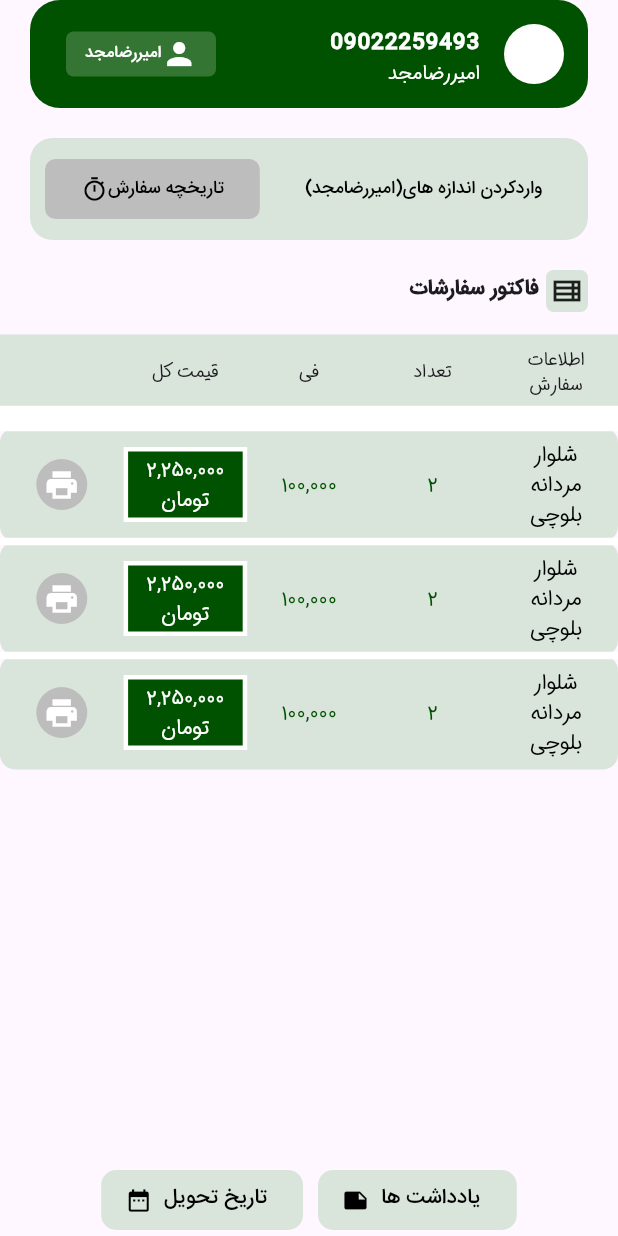
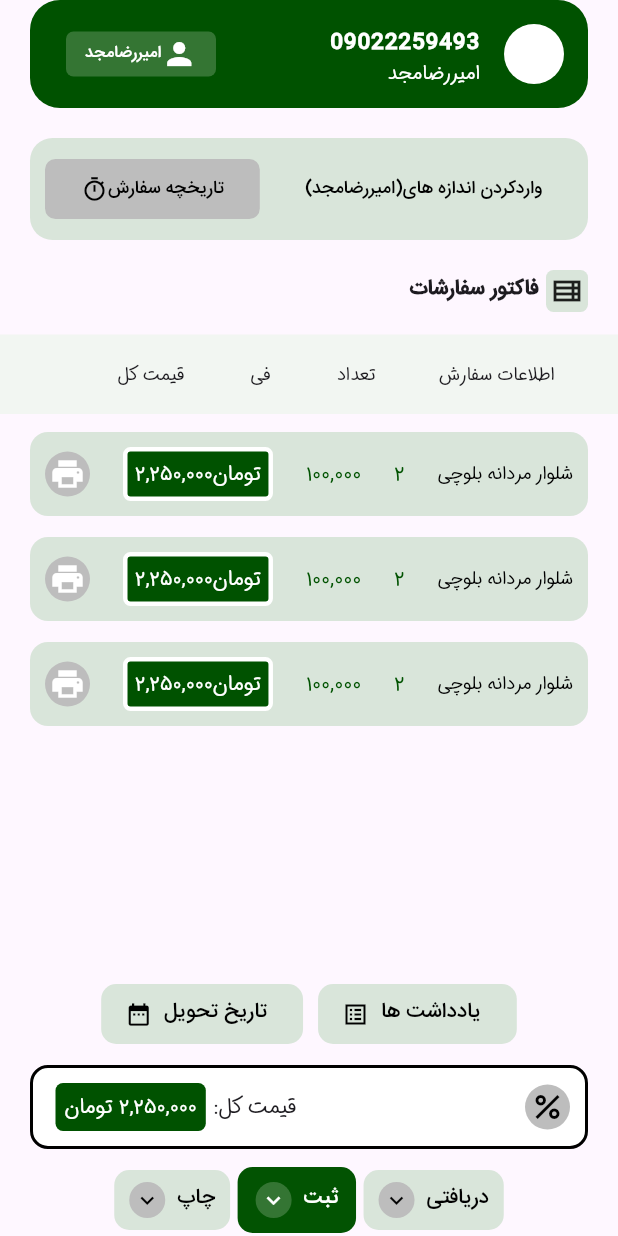
Before and after one commit to AliMotamedi7/shoonz-tailor, a Flutter app: the OrderRegistration screen opened by its route, on a phone screen of 412 x 824 dp. Run offline on Flutter 3.47's test engine with Material 3 defaults, Android fonts, the phone set to English and light mode, and no system bars; our stand-ins replace fl_chart, pinput.

Commit message:
finishing order restration screen

```diff
--- a/lib/pages/order_registration.dart
+++ b/lib/pages/order_registration.dart
@@ -2,6 +2,8 @@ import 'dart:io';
 
 import 'package:flutter/material.dart';
 import 'package:shoonz_tailor/widgets/orderRegistrationWidgets/orde_registration_table.dart';
+import 'package:shoonz_tailor/widgets/orderRegistrationWidgets/order_registration_buttons.dart';
+import 'package:shoonz_tailor/widgets/orderRegistrationWidgets/price_order.dart';
 import 'package:shoonz_tailor/widgets/orderRegistrationWidgets/tailorSizebutton.dart';
 import 'package:shoonz_tailor/widgets/orderRegistrationWidgets/topOrderProfile.dart';
 
@@ -57,7 +59,6 @@ class _OrderRegistrationState extends State<OrderRegistration> {
             height: 15,
           ),
           const OrderRegistrationTable(),
-          const Spacer(),
           Row(
             mainAxisAlignment: MainAxisAlignment.center,
             children: [
@@ -88,7 +89,7 @@ class _OrderRegistrationState extends State<OrderRegistration> {
                         borderRadius: BorderRadius.circular(10))),
                 onPressed: () {},
                 icon: const Icon(
-                  Icons.note,
+                  Icons.list_alt_sharp,
                   color: Colors.black,
                 ),
                 label: const Text(
@@ -98,6 +99,14 @@ class _OrderRegistrationState extends State<OrderRegistration> {
               ),
             ],
           ),
+          const SizedBox(
+            height: 10,
+          ),
+          const PriceOrder(),
+          const SizedBox(
+            height: 10,
+          ),
+          OrderRestrationButtons(),
         ],
       )),
     );
--- a/lib/widgets/orderRegistrationWidgets/orde_registration_table.dart
+++ b/lib/widgets/orderRegistrationWidgets/orde_registration_table.dart
@@ -1,4 +1,6 @@
+import 'package:flutter/cupertino.dart';
 import 'package:flutter/material.dart';
+import 'package:flutter/widgets.dart';
 
 class OrderRegistrationTable extends StatefulWidget {
   const OrderRegistrationTable({super.key});
@@ -10,22 +12,19 @@ class OrderRegistrationTable extends StatefulWidget {
 class _OrderRegistrationTableState extends State<OrderRegistrationTable> {
   @override
   Widget build(BuildContext context) {
-    return Table(
-      border: TableBorder(
-        horizontalInside:
-            BorderSide(style: BorderStyle.solid, width: 5, color: Colors.white),
-        verticalInside: BorderSide(style: BorderStyle.none),
-      ),
+    return Expanded(
+      child: Column(
+        children: [
+          Container(
+            decoration: const BoxDecoration(color: Color(0xfff2f6f2)),
+            width: MediaQuery.sizeOf(context).width,
+            padding: const EdgeInsets.all(8),
+            child: const Row(
+              mainAxisAlignment: MainAxisAlignment.spaceEvenly,
+              crossAxisAlignment: CrossAxisAlignment.center,
               textDirection: TextDirection.rtl,
               children: [
-        TableRow(
-            decoration: BoxDecoration(
-              color: Color(0xffd9e5da),
-            ),
-            children: [
-              TableCell(
-                verticalAlignment: TableCellVerticalAlignment.middle,
-                child: Padding(
+                Padding(
                   padding: EdgeInsets.all(8.0),
                   child: Text(
                     "اطلاعات سفارش",
@@ -33,10 +32,7 @@ class _OrderRegistrationTableState extends State<OrderRegistrationTable> {
                     style: TextStyle(fontSize: 12),
                   ),
                 ),
-              ),
-              TableCell(
-                verticalAlignment: TableCellVerticalAlignment.middle,
-                child: Padding(
+                Padding(
                   padding: EdgeInsets.all(8.0),
                   child: Text(
                     "تعداد",
@@ -44,10 +40,7 @@ class _OrderRegistrationTableState extends State<OrderRegistrationTable> {
                     style: TextStyle(fontSize: 12),
                   ),
                 ),
-              ),
-              TableCell(
-                verticalAlignment: TableCellVerticalAlignment.middle,
-                child: Padding(
+                Padding(
                   padding: EdgeInsets.all(10.0),
                   child: Text(
                     "فی",
@@ -55,10 +48,7 @@ class _OrderRegistrationTableState extends State<OrderRegistrationTable> {
                     style: TextStyle(fontSize: 12),
                   ),
                 ),
-              ),
-              TableCell(
-                verticalAlignment: TableCellVerticalAlignment.middle,
-                child: Padding(
+                Padding(
                   padding: EdgeInsets.all(8.0),
                   child: Text(
                     "قیمت کل",
@@ -66,103 +56,78 @@ class _OrderRegistrationTableState extends State<OrderRegistrationTable> {
                     style: TextStyle(fontSize: 12),
                   ),
                 ),
+                SizedBox(
+                  width: 10,
                 ),
-              TableCell(child: Text(""))
-            ]),
-        ...List.generate(
-            3,
-            (index) => TableRow(
-                  children: List.generate(
-                      5,
-                      (index) => TableCell(
-                              child: Text(
-                            "",
-                            style: TextStyle(fontSize: 3),
-                          ))),
-                )),
-        ...List.generate(
-            3,
-            (index) => TableRow(
-                  decoration: BoxDecoration(
-                      color: Color(0xffd9e5da),
-                      borderRadius: BorderRadius.circular(10)),
-                  children: [
-                    TableCell(
-                      verticalAlignment: TableCellVerticalAlignment.middle,
-                      child: Padding(
-                        padding: EdgeInsets.all(8.0),
-                        child: Text(
-                          "شلوار مردانه بلوچی",
-                          textDirection: TextDirection.rtl,
-                          textAlign: TextAlign.center,
-                          style: TextStyle(
-                            color: Colors.black,
+              ],
             ),
           ),
+          const SizedBox(
+            height: 5,
+          ),
+          Expanded(
+            child: ListView.builder(
+                itemCount: 3,
+                shrinkWrap: true,
+                itemBuilder: (context, index) {
+                  return Container(
+                    width: MediaQuery.sizeOf(context).width,
+                    margin:
+                        const EdgeInsets.symmetric(horizontal: 20, vertical: 7),
+                    padding: const EdgeInsets.all(10),
+                    decoration: BoxDecoration(
+                        color: const Color(0xffd9e5da),
+                        borderRadius: BorderRadius.circular(12)),
+                    child: Row(
+                      textDirection: TextDirection.rtl,
+                      mainAxisAlignment: MainAxisAlignment.spaceBetween,
+                      children: [
+                        const Text(
+                          "شلوار مردانه بلوچی",
+                          textAlign: TextAlign.center,
+                          style: TextStyle(color: Colors.black, fontSize: 12),
+                        ),
+                        const Text(
+                          "۲",
+                          textAlign: TextAlign.center,
+                          style:
+                              TextStyle(color: Color(0xff005200), fontSize: 14),
+                        ),
+                        const Text(
+                          "۱۰۰,۰۰۰",
+                          textAlign: TextAlign.center,
+                          style: TextStyle(color: Color(0xff005200)),
+                        ),
+                        Container(
+                          alignment: Alignment.center,
+                          padding: const EdgeInsets.all(5),
+                          decoration: BoxDecoration(
+                            border: Border.all(color: Colors.white, width: 3),
+                            borderRadius: BorderRadius.circular(5),
+                            color: const Color(0xff005200),
+                          ),
+                          child: const Text(
+                            "۲,۲۵۰,۰۰۰تومان",
+                            style: TextStyle(color: Colors.white),
                           ),
                         ),
-                    TableCell(
-                      verticalAlignment: TableCellVerticalAlignment.middle,
-                      child: Padding(
-                        padding: EdgeInsets.all(8.0),
-                        child: Text(
-                          "۲",
-                          textDirection: TextDirection.rtl,
-                          textAlign: TextAlign.center,
-                          style: TextStyle(
-                            color: Color(0xff005200),
-                          ),
-                        ),
-                      ),
-                    ),
-                    TableCell(
-                      verticalAlignment: TableCellVerticalAlignment.middle,
-                      child: Padding(
-                        padding: EdgeInsets.all(8.0),
-                        child: Text(
-                          "۱۰۰,۰۰۰",
-                          textDirection: TextDirection.rtl,
-                          textAlign: TextAlign.center,
-                          style: TextStyle(
-                            color: Color(0xff005200),
-                          ),
-                        ),
-                      ),
-                    ),
-                    TableCell(
-                      verticalAlignment: TableCellVerticalAlignment.middle,
-                      child: Container(
+                        Container(
+                          padding: const EdgeInsets.all(3),
                           alignment: Alignment.center,
-                        padding: EdgeInsets.all(2),
-                        decoration: BoxDecoration(
-                          color: Color(0xff005200),
-                          border: Border.all(color: Colors.white, width: 3),
-                        ),
-                        child: Text(
-                          "۲,۲۵۰,۰۰۰ تومان",
-                          textAlign: TextAlign.center,
-                          textDirection: TextDirection.rtl,
-                          style: TextStyle(
-                            color: Colors.white,
-                          ),
-                        ),
-                      ),
-                    ),
-                    TableCell(
-                      verticalAlignment: TableCellVerticalAlignment.middle,
-                      child: Container(
-                        padding: EdgeInsets.all(5),
                           decoration: BoxDecoration(
                               color: Colors.grey[400], shape: BoxShape.circle),
-                        child: Icon(
+                          child: const Icon(
                             Icons.print,
                             color: Colors.white,
                           ),
                         ),
+                      ],
                     ),
+                  );
+                }),
+          )
         ],
-                )),
-      ],
+      ),
     );
   }
 }
--- /dev/null
+++ b/lib/widgets/orderRegistrationWidgets/order_registration_buttons.dart
@@ -0,0 +1,89 @@
+import 'package:flutter/material.dart';
+
+class OrderRestrationButtons extends StatelessWidget {
+  const OrderRestrationButtons({super.key});
+
+  @override
+  Widget build(BuildContext context) {
+    return Row(
+      mainAxisAlignment: MainAxisAlignment.center,
+      children: [
+        ElevatedButton.icon(
+          style: ElevatedButton.styleFrom(
+              padding: EdgeInsets.symmetric(vertical: 8, horizontal: 10),
+              backgroundColor: const Color(0xffd9e5da),
+              elevation: 0,
+              shape: RoundedRectangleBorder(
+                  borderRadius: BorderRadius.circular(10))),
+          onPressed: () {},
+          label: const Text(
+            "چاپ",
+            textDirection: TextDirection.rtl,
+            style: TextStyle(color: Colors.black),
+          ),
+          icon: Container(
+            decoration:
+                BoxDecoration(color: Colors.grey[400], shape: BoxShape.circle),
+            padding: const EdgeInsets.all(3),
+            child: const Icon(
+              Icons.keyboard_arrow_down,
+              color: Colors.black,
+            ),
+          ),
+        ),
+        const SizedBox(
+          width: 5,
+        ),
+        ElevatedButton.icon(
+          style: ElevatedButton.styleFrom(
+              padding: const EdgeInsets.symmetric(vertical: 10, horizontal: 12),
+              backgroundColor: const Color(0xffd005200),
+              elevation: 0,
+              shape: RoundedRectangleBorder(
+                  borderRadius: BorderRadius.circular(10))),
+          onPressed: () {},
+          label: const Text(
+            "ثبت",
+            textDirection: TextDirection.rtl,
+            style: TextStyle(color: Colors.white),
+          ),
+          icon: Container(
+            decoration:
+                BoxDecoration(color: Color(0xff347533), shape: BoxShape.circle),
+            padding: const EdgeInsets.all(3),
+            child: const Icon(
+              Icons.keyboard_arrow_down,
+              color: Colors.white,
+            ),
+          ),
+        ),
+        const SizedBox(
+          width: 5,
+        ),
+        ElevatedButton.icon(
+          style: ElevatedButton.styleFrom(
+              padding: EdgeInsets.symmetric(vertical: 8, horizontal: 10),
+              backgroundColor: const Color(0xffd9e5da),
+              elevation: 0,
+              shape: RoundedRectangleBorder(
+                  borderRadius: BorderRadius.circular(10))),
+          onPressed: () {},
+          label: const Text(
+            "دریافتی",
+            textDirection: TextDirection.rtl,
+            style: TextStyle(color: Colors.black),
+          ),
+          icon: Container(
+            decoration:
+                BoxDecoration(color: Colors.grey[400], shape: BoxShape.circle),
+            padding: const EdgeInsets.all(3),
+            child: const Icon(
+              Icons.keyboard_arrow_down,
+              color: Colors.black,
+            ),
+          ),
+        ),
+      ],
+    );
+  }
+}
--- /dev/null
+++ b/lib/widgets/orderRegistrationWidgets/price_order.dart
@@ -0,0 +1,65 @@
+import 'package:flutter/material.dart';
+
+class PriceOrder extends StatelessWidget {
+  const PriceOrder({super.key});
+
+  @override
+  Widget build(BuildContext context) {
+    return Container(
+      alignment: Alignment.center,
+      padding: const EdgeInsets.all(10),
+      margin: const EdgeInsets.symmetric(horizontal: 20),
+      decoration: BoxDecoration(
+        border: Border.all(
+          color: Colors.black,
+          width: 2,
+        ),
+        borderRadius: BorderRadius.circular(12),
+        color: Colors.white,
+      ),
+      child: Row(
+        textDirection: TextDirection.rtl,
+        mainAxisAlignment: MainAxisAlignment.spaceBetween,
+        children: [
+          Container(
+            padding: const EdgeInsets.all(3),
+            decoration:
+                BoxDecoration(color: Colors.grey[400], shape: BoxShape.circle),
+            child: const Icon(
+              Icons.percent,
+              color: Colors.black,
+            ),
+          ),
+          Row(
+            textDirection: TextDirection.rtl,
+            children: [
+              const Text(
+                "قیمت کل:",
+                textAlign: TextAlign.end,
+                textDirection: TextDirection.rtl,
+              ),
+              const SizedBox(
+                width: 5,
+              ),
+              Container(
+                padding: const EdgeInsets.all(6),
+                decoration: BoxDecoration(
+                  color: const Color(0xff005200),
+                  borderRadius: BorderRadius.circular(5),
+                ),
+                child: const Text(
+                  "۲,۲۵۰,۰۰۰ تومان",
+                  textDirection: TextDirection.rtl,
+                  style: TextStyle(color: Colors.white),
+                ),
+              ),
+              const SizedBox(
+                width: 5,
+              ),
+            ],
+          ),
+        ],
+      ),
+    );
+  }
+}
```
Lines whose indentation alone changed are shown as unchanged.
